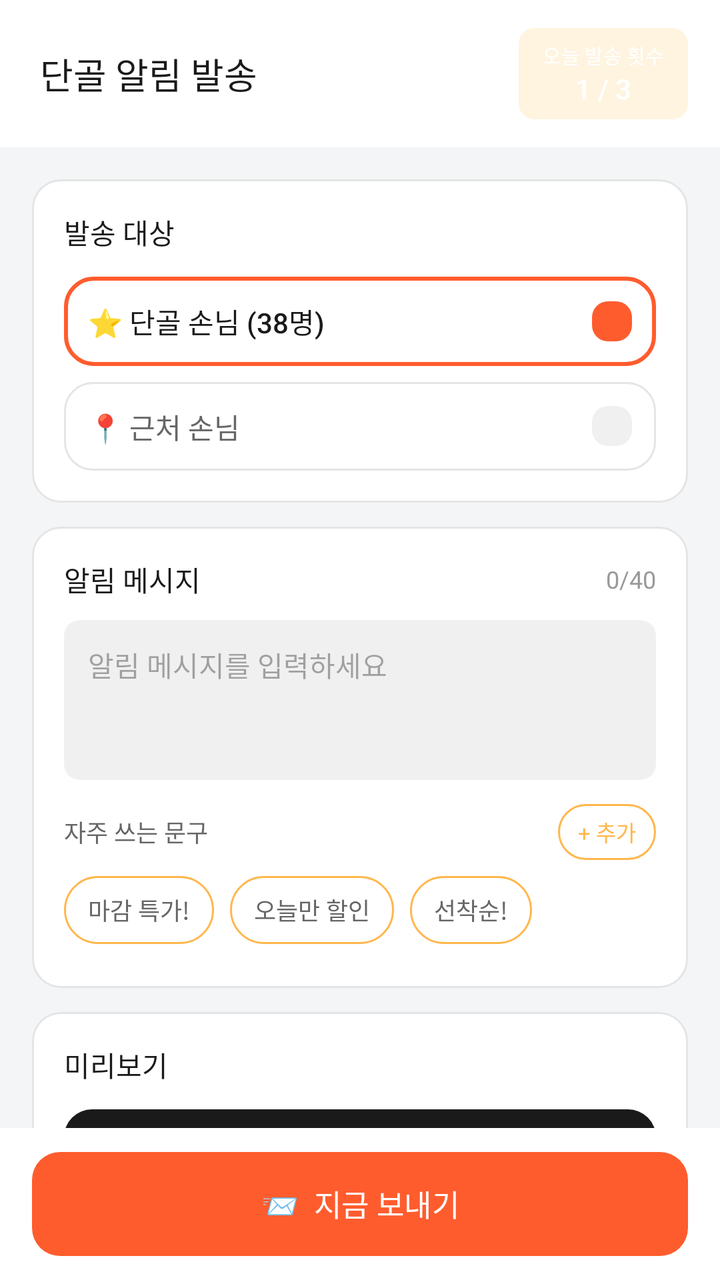
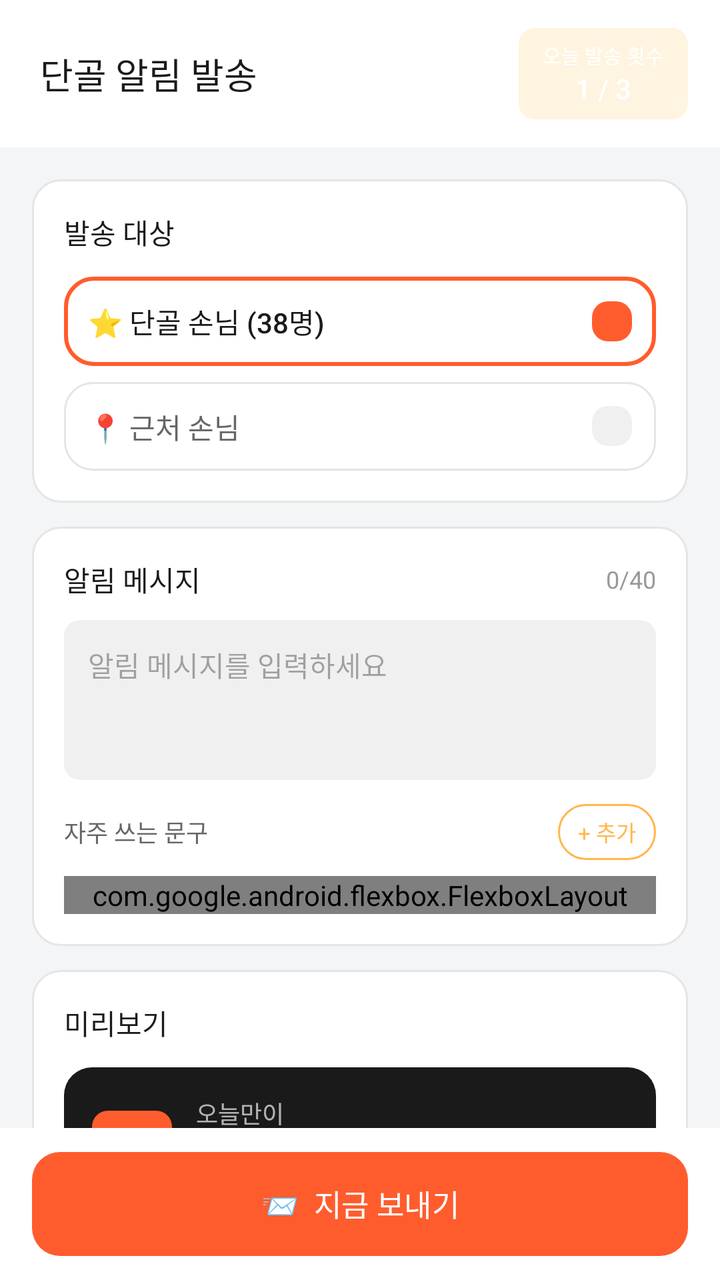

Before-and-after screenshots of an Android layout around one commit, followed by the original layout XML and the change that was made.
<!-- AndroidManifest.xml: application theme Theme.Deuktemsiru_seller -->
<!-- res/layout/fragment_notification.xml -->
<?xml version="1.0" encoding="utf-8"?>
<LinearLayout xmlns:android="http://schemas.android.com/apk/res/android"
    android:layout_width="match_parent"
    android:layout_height="match_parent"
    android:orientation="vertical"
    android:background="@color/surface">

    
    <LinearLayout
        android:layout_width="match_parent"
        android:layout_height="wrap_content"
        android:orientation="horizontal"
        android:gravity="center_vertical"
        android:paddingStart="20dp"
        android:paddingEnd="16dp"
        android:paddingTop="14dp"
        android:paddingBottom="14dp"
        android:background="@color/white">

        <TextView
            android:layout_width="0dp"
            android:layout_height="wrap_content"
            android:layout_weight="1"
            android:text="단골 알림 발송"
            android:textSize="18sp"
            android:textColor="@color/text"
            android:fontFamily="sans-serif-medium" />

        <LinearLayout
            android:layout_width="wrap_content"
            android:layout_height="wrap_content"
            android:orientation="vertical"
            android:gravity="center"
            android:background="@drawable/bg_rounded_warning"
            android:paddingHorizontal="12dp"
            android:paddingVertical="6dp">

            <TextView
                android:id="@+id/tv_send_count_label"
                android:layout_width="wrap_content"
                android:layout_height="wrap_content"
                android:text="오늘 발송 횟수"
                android:textSize="10sp"
                android:textColor="#FFFFFF" />

            <TextView
                android:id="@+id/tv_send_count"
                android:layout_width="wrap_content"
                android:layout_height="wrap_content"
                android:text="1 / 3"
                android:textSize="14sp"
                android:textColor="@color/white"
                android:fontFamily="sans-serif-medium" />

        </LinearLayout>

    </LinearLayout>

    <androidx.core.widget.NestedScrollView
        android:layout_width="match_parent"
        android:layout_height="0dp"
        android:layout_weight="1">

        <LinearLayout
            android:layout_width="match_parent"
            android:layout_height="wrap_content"
            android:orientation="vertical"
            android:padding="16dp">

            
            <LinearLayout
                android:layout_width="match_parent"
                android:layout_height="wrap_content"
                android:orientation="vertical"
                android:background="@drawable/bg_card_white"
                android:padding="16dp"
                android:layout_marginBottom="12dp">

                <TextView
                    android:layout_width="wrap_content"
                    android:layout_height="wrap_content"
                    android:text="발송 대상"
                    android:textSize="14sp"
                    android:textColor="@color/text"
                    android:fontFamily="sans-serif-medium"
                    android:layout_marginBottom="12dp" />

                <LinearLayout
                    android:id="@+id/option_regular"
                    android:layout_width="match_parent"
                    android:layout_height="wrap_content"
                    android:orientation="horizontal"
                    android:gravity="center_vertical"
                    android:background="@drawable/bg_card_primary_border"
                    android:padding="12dp"
                    android:layout_marginBottom="8dp"
                    android:clickable="true"
                    android:focusable="true">

                    <TextView
                        android:layout_width="0dp"
                        android:layout_height="wrap_content"
                        android:layout_weight="1"
                        android:text="⭐ 단골 손님 (38명)"
                        android:textSize="14sp"
                        android:textColor="@color/text"
                        android:fontFamily="sans-serif-medium" />

                    <View
                        android:id="@+id/indicator_regular"
                        android:layout_width="20dp"
                        android:layout_height="20dp"
                        android:background="@drawable/bg_rounded_primary" />

                </LinearLayout>

                <LinearLayout
                    android:id="@+id/option_nearby"
                    android:layout_width="match_parent"
                    android:layout_height="wrap_content"
                    android:orientation="horizontal"
                    android:gravity="center_vertical"
                    android:background="@drawable/bg_card_white"
                    android:padding="12dp"
                    android:clickable="true"
                    android:focusable="true">

                    <TextView
                        android:layout_width="0dp"
                        android:layout_height="wrap_content"
                        android:layout_weight="1"
                        android:text="📍 근처 손님"
                        android:textSize="14sp"
                        android:textColor="@color/text_sub" />

                    <View
                        android:id="@+id/indicator_nearby"
                        android:layout_width="20dp"
                        android:layout_height="20dp"
                        android:background="@drawable/bg_rounded_muted" />

                </LinearLayout>

                
                <LinearLayout
                    android:id="@+id/layout_nearby_options"
                    android:layout_width="match_parent"
                    android:layout_height="wrap_content"
                    android:orientation="vertical"
                    android:layout_marginTop="12dp"
                    android:visibility="gone">

                    <TextView
                        android:layout_width="wrap_content"
                        android:layout_height="wrap_content"
                        android:text="반경 설정"
                        android:textSize="12sp"
                        android:textColor="@color/text_sub"
                        android:layout_marginBottom="8dp" />

                    <LinearLayout
                        android:layout_width="match_parent"
                        android:layout_height="wrap_content"
                        android:orientation="horizontal"
                        android:layout_marginBottom="12dp">

                        <TextView
                            android:id="@+id/btn_radius_3"
                            android:layout_width="0dp"
                            android:layout_height="36dp"
                            android:layout_weight="1"
                            android:layout_marginEnd="6dp"
                            android:gravity="center"
                            android:text="3km"
                            android:textSize="13sp"
                            android:textColor="@color/white"
                            android:background="@drawable/bg_button_primary"
                            android:fontFamily="sans-serif-medium"
                            android:clickable="true"
                            android:focusable="true" />

                        <TextView
                            android:id="@+id/btn_radius_5"
                            android:layout_width="0dp"
                            android:layout_height="36dp"
                            android:layout_weight="1"
                            android:layout_marginHorizontal="6dp"
                            android:gravity="center"
                            android:text="5km"
                            android:textSize="13sp"
                            android:textColor="@color/text_sub"
                            android:background="@drawable/bg_rounded_muted"
                            android:clickable="true"
                            android:focusable="true" />

                        <TextView
                            android:id="@+id/btn_radius_10"
                            android:layout_width="0dp"
                            android:layout_height="36dp"
                            android:layout_weight="1"
                            android:layout_marginStart="6dp"
                            android:gravity="center"
                            android:text="10km"
                            android:textSize="13sp"
                            android:textColor="@color/text_sub"
                            android:background="@drawable/bg_rounded_muted"
                            android:clickable="true"
                            android:focusable="true" />

                    </LinearLayout>

                    
                    <com.example.deuktemsiru_seller.ui.notification.RadiusMapView
                        android:id="@+id/radius_map_view"
                        android:layout_width="match_parent"
                        android:layout_height="180dp"
                        android:layout_marginBottom="8dp" />

                    <TextView
                        android:id="@+id/tv_nearby_count"
                        android:layout_width="wrap_content"
                        android:layout_height="wrap_content"
                        android:text="반경 3km 내 약 12명"
                        android:textSize="12sp"
                        android:textColor="@color/text_sub" />

                </LinearLayout>

            </LinearLayout>

            
            <LinearLayout
                android:layout_width="match_parent"
                android:layout_height="wrap_content"
                android:orientation="vertical"
                android:background="@drawable/bg_card_white"
                android:padding="16dp"
                android:layout_marginBottom="12dp">

                <LinearLayout
                    android:layout_width="match_parent"
                    android:layout_height="wrap_content"
                    android:orientation="horizontal"
                    android:gravity="center_vertical"
                    android:layout_marginBottom="10dp">

                    <TextView
                        android:layout_width="0dp"
                        android:layout_height="wrap_content"
                        android:layout_weight="1"
                        android:text="알림 메시지"
                        android:textSize="14sp"
                        android:textColor="@color/text"
                        android:fontFamily="sans-serif-medium" />

                    <TextView
                        android:id="@+id/tv_char_count"
                        android:layout_width="wrap_content"
                        android:layout_height="wrap_content"
                        android:text="0/40"
                        android:textSize="12sp"
                        android:textColor="@color/text_muted" />

                </LinearLayout>

                <EditText
                    android:id="@+id/et_message"
                    android:layout_width="match_parent"
                    android:layout_height="wrap_content"
                    android:minHeight="80dp"
                    android:gravity="top"
                    android:hint="알림 메시지를 입력하세요"
                    android:textSize="14sp"
                    android:textColor="@color/text"
                    android:background="@drawable/bg_rounded_muted"
                    android:padding="12dp"
                    android:inputType="textMultiLine"
                    android:maxLines="3"
                    android:maxLength="40"
                    android:layout_marginBottom="12dp" />

                
                <LinearLayout
                    android:layout_width="match_parent"
                    android:layout_height="wrap_content"
                    android:orientation="horizontal"
                    android:gravity="center_vertical"
                    android:layout_marginBottom="8dp">

                    <TextView
                        android:layout_width="0dp"
                        android:layout_height="wrap_content"
                        android:layout_weight="1"
                        android:text="자주 쓰는 문구"
                        android:textSize="12sp"
                        android:textColor="@color/text_sub" />

                    <TextView
                        android:id="@+id/btn_add_phrase"
                        android:layout_width="wrap_content"
                        android:layout_height="28dp"
                        android:gravity="center"
                        android:paddingHorizontal="10dp"
                        android:text="+ 추가"
                        android:textSize="11sp"
                        android:textColor="#FFB74D"
                        android:background="@drawable/bg_chip_orange"
                        android:clickable="true"
                        android:focusable="true" />

                </LinearLayout>

                
                <LinearLayout
                    android:id="@+id/phrase_chips_container"
                    android:layout_width="match_parent"
                    android:layout_height="wrap_content"
                    android:orientation="horizontal"
                    android:flexDirection="row"
                    android:flexWrap="wrap">

                    <TextView
                        android:id="@+id/chip_phrase_1"
                        android:layout_width="wrap_content"
                        android:layout_height="34dp"
                        android:gravity="center"
                        android:text="마감 특가!"
                        android:textSize="12sp"
                        android:textColor="@color/text_sub"
                        android:background="@drawable/bg_chip_orange"
                        android:paddingHorizontal="12dp"
                        android:layout_marginEnd="8dp"
                        android:layout_marginBottom="6dp"
                        android:clickable="true"
                        android:focusable="true" />

                    <TextView
                        android:id="@+id/chip_phrase_2"
                        android:layout_width="wrap_content"
                        android:layout_height="34dp"
                        android:gravity="center"
                        android:text="오늘만 할인"
                        android:textSize="12sp"
                        android:textColor="@color/text_sub"
                        android:background="@drawable/bg_chip_orange"
                        android:paddingHorizontal="12dp"
                        android:layout_marginEnd="8dp"
                        android:layout_marginBottom="6dp"
                        android:clickable="true"
                        android:focusable="true" />

                    <TextView
                        android:id="@+id/chip_phrase_3"
                        android:layout_width="wrap_content"
                        android:layout_height="34dp"
                        android:gravity="center"
                        android:text="선착순!"
                        android:textSize="12sp"
                        android:textColor="@color/text_sub"
                        android:background="@drawable/bg_chip_orange"
                        android:paddingHorizontal="12dp"
                        android:layout_marginBottom="6dp"
                        android:clickable="true"
                        android:focusable="true" />

                </LinearLayout>

            </LinearLayout>

            
            <LinearLayout
                android:layout_width="match_parent"
                android:layout_height="wrap_content"
                android:orientation="vertical"
                android:background="@drawable/bg_card_white"
                android:padding="16dp"
                android:layout_marginBottom="12dp">

                <TextView
                    android:layout_width="wrap_content"
                    android:layout_height="wrap_content"
                    android:text="미리보기"
                    android:textSize="14sp"
                    android:textColor="@color/text"
                    android:fontFamily="sans-serif-medium"
                    android:layout_marginBottom="12dp" />

                <LinearLayout
                    android:layout_width="match_parent"
                    android:layout_height="wrap_content"
                    android:orientation="horizontal"
                    android:gravity="center_vertical"
                    android:background="@drawable/bg_notification_preview"
                    android:padding="14dp">

                    <TextView
                        android:layout_width="40dp"
                        android:layout_height="40dp"
                        android:gravity="center"
                        android:text="🥐"
                        android:textSize="22sp"
                        android:background="@drawable/bg_rounded_primary"
                        android:layout_marginEnd="12dp" />

                    <LinearLayout
                        android:layout_width="0dp"
                        android:layout_height="wrap_content"
                        android:layout_weight="1"
                        android:orientation="vertical">

                        <TextView
                            android:layout_width="wrap_content"
                            android:layout_height="wrap_content"
                            android:text="오늘만이"
                            android:textSize="12sp"
                            android:textColor="#AAFFFFFF"
                            android:fontFamily="sans-serif-medium" />

                        <TextView
                            android:id="@+id/tv_preview_store_name"
                            android:layout_width="wrap_content"
                            android:layout_height="wrap_content"
                            android:text=""
                            android:textSize="13sp"
                            android:textColor="@color/white"
                            android:fontFamily="sans-serif-medium"
                            android:layout_marginTop="2dp" />

                        <TextView
                            android:id="@+id/tv_preview_message"
                            android:layout_width="wrap_content"
                            android:layout_height="wrap_content"
                            android:text=""
                            android:textSize="12sp"
                            android:textColor="#CCFFFFFF"
                            android:layout_marginTop="2dp" />

                    </LinearLayout>

                    <TextView
                        android:layout_width="wrap_content"
                        android:layout_height="wrap_content"
                        android:text="지금"
                        android:textSize="11sp"
                        android:textColor="#66FFFFFF" />

                </LinearLayout>

            </LinearLayout>

            
            <LinearLayout
                android:layout_width="match_parent"
                android:layout_height="wrap_content"
                android:orientation="vertical"
                android:background="@drawable/bg_card_white"
                android:padding="16dp"
                android:layout_marginBottom="16dp">

                <TextView
                    android:layout_width="wrap_content"
                    android:layout_height="wrap_content"
                    android:text="발송 내역"
                    android:textSize="14sp"
                    android:textColor="@color/text"
                    android:fontFamily="sans-serif-medium"
                    android:layout_marginBottom="10dp" />

                <LinearLayout
                    android:id="@+id/notification_history_container"
                    android:layout_width="match_parent"
                    android:layout_height="wrap_content"
                    android:orientation="vertical" />

            </LinearLayout>

        </LinearLayout>

    </androidx.core.widget.NestedScrollView>

    
    <LinearLayout
        android:layout_width="match_parent"
        android:layout_height="wrap_content"
        android:background="@color/white"
        android:paddingHorizontal="16dp"
        android:paddingTop="12dp"
        android:paddingBottom="12dp">

        <Button
            android:id="@+id/btn_send"
            android:layout_width="match_parent"
            android:layout_height="52dp"
            android:text="📨  지금 보내기"
            android:textSize="15sp"
            android:textColor="@color/white"
            android:fontFamily="sans-serif-medium"
            android:background="@drawable/bg_button_primary"
            android:insetTop="0dp"
            android:insetBottom="0dp"
            android:stateListAnimator="@null" />

    </LinearLayout>

</LinearLayout>
<!-- resources referenced by this layout -->
<resources>
  <color name="surface">#FFF4F5F7</color>
  <color name="text">#FF1A1A1A</color>
  <color name="text_muted">#FF999999</color>
  <color name="text_sub">#FF666666</color>
  <color name="white">#FFFFFFFF</color>
  <!-- drawable bg_button_primary (drawable) -->
  <?xml version="1.0" encoding="utf-8"?>
  
  <shape xmlns:android="http://schemas.android.com/apk/res/android"
      android:shape="rectangle">
      <solid android:color="#FF5C2E" />
      <corners android:radius="14dp" />
  </shape>
  <!-- drawable bg_card_primary_border (drawable) -->
  <?xml version="1.0" encoding="utf-8"?>
  
  <shape xmlns:android="http://schemas.android.com/apk/res/android"
      android:shape="rectangle">
      <solid android:color="#FFFFFF" />
      <stroke android:width="2dp" android:color="#FF5C2E" />
      <corners android:radius="14dp" />
  </shape>
  <!-- drawable bg_card_white (drawable) -->
  <?xml version="1.0" encoding="utf-8"?>
  
  <shape xmlns:android="http://schemas.android.com/apk/res/android"
      android:shape="rectangle">
      <solid android:color="#FFFFFF" />
      <stroke android:width="1dp" android:color="#E5E5E5" />
      <corners android:radius="14dp" />
  </shape>
  <!-- drawable bg_chip_orange (drawable) -->
  <?xml version="1.0" encoding="utf-8"?>
  <shape xmlns:android="http://schemas.android.com/apk/res/android" android:shape="rectangle">
      <solid android:color="#FFFFFF" />
      <stroke android:width="1dp" android:color="#FFB74D" />
      <corners android:radius="20dp" />
  </shape>
  <!-- drawable bg_notification_preview (drawable) -->
  <?xml version="1.0" encoding="utf-8"?>
  
  <shape xmlns:android="http://schemas.android.com/apk/res/android"
      android:shape="rectangle">
      <solid android:color="#1A1A1A" />
      <corners android:radius="14dp" />
  </shape>
  <!-- drawable bg_rounded_muted (drawable) -->
  <?xml version="1.0" encoding="utf-8"?>
  
  <shape xmlns:android="http://schemas.android.com/apk/res/android"
      android:shape="rectangle">
      <solid android:color="#F0F0F0" />
      <corners android:radius="8dp" />
  </shape>
  <!-- drawable bg_rounded_primary (drawable) -->
  <?xml version="1.0" encoding="utf-8"?>
  
  <shape xmlns:android="http://schemas.android.com/apk/res/android"
      android:shape="rectangle">
      <solid android:color="#FF5C2E" />
      <corners android:radius="8dp" />
  </shape>
  <!-- drawable bg_rounded_warning (drawable) -->
  <?xml version="1.0" encoding="utf-8"?>
  
  <shape xmlns:android="http://schemas.android.com/apk/res/android"
      android:shape="rectangle">
      <solid android:color="#FFF4E0" />
      <corners android:radius="8dp" />
  </shape>
  <style name="Theme.Deuktemsiru_seller" parent="Base.Theme.Deuktemsiru_seller" />
  <style name="Base.Theme.Deuktemsiru_seller" parent="Theme.Material3.Light.NoActionBar">
          <item name="colorPrimary">@color/primary</item>
          <item name="colorPrimaryVariant">@color/primary_dark</item>
          <item name="colorOnPrimary">@color/white</item>
          <item name="colorSurface">@color/surface</item>
          <item name="android:colorBackground">@color/surface</item>
          <item name="android:fontFamily">sans-serif</item>
          <item name="bottomNavigationStyle">@style/Widget.App.BottomNav</item>
      </style>
  <color name="primary">#FFFF5C2E</color>
  <color name="primary_dark">#FF6B2B12</color>
  <style name="Widget.App.BottomNav" parent="Widget.Material3.BottomNavigationView">
          <item name="itemIconTint">@color/bottom_nav_color</item>
          <item name="itemTextColor">@color/bottom_nav_color</item>
          <item name="itemActiveIndicatorStyle">@style/Widget.App.ActiveIndicator</item>
      </style>
  <style name="Widget.App.ActiveIndicator" parent="Widget.Material3.BottomNavigationView.ActiveIndicator">
          <item name="android:color">@color/primary_light</item>
      </style>
  <color name="primary_light">#FFFFEDE5</color>
</resources>

<!-- the commit's change to res/layout/fragment_notification.xml (unified diff, before → after) -->
@@ -1,5 +1,6 @@
 <?xml version="1.0" encoding="utf-8"?>
 <LinearLayout xmlns:android="http://schemas.android.com/apk/res/android"
+    xmlns:app="http://schemas.android.com/apk/res-auto"
     android:layout_width="match_parent"
     android:layout_height="match_parent"
     android:orientation="vertical"
@@ -311,13 +312,12 @@
                 </LinearLayout>
 
                 
-                <LinearLayout
+                <com.google.android.flexbox.FlexboxLayout
                     android:id="@+id/phrase_chips_container"
                     android:layout_width="match_parent"
                     android:layout_height="wrap_content"
-                    android:orientation="horizontal"
-                    android:flexDirection="row"
-                    android:flexWrap="wrap">
+                    app:flexDirection="row"
+                    app:flexWrap="wrap">
 
                     <TextView
                         android:id="@+id/chip_phrase_1"
@@ -363,7 +363,7 @@
                         android:clickable="true"
                         android:focusable="true" />
 
-                </LinearLayout>
+                </com.google.android.flexbox.FlexboxLayout>
 
             </LinearLayout>
 
